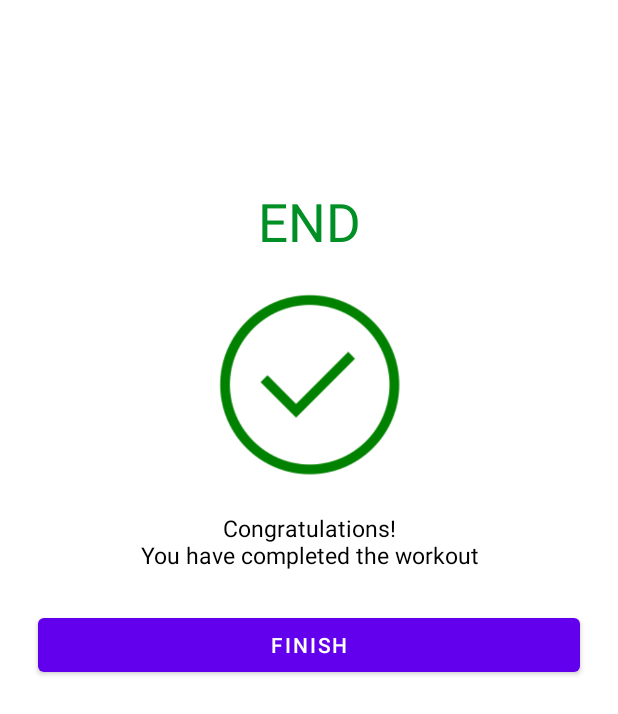
After one commit to AdiAr11/7MinutesWorkout, an Android app: the FinishActivity screen opened directly, with no data from a screen before it, on a phone screen of 412 x 824 dp. The commit adds this screen. Shown: the top 714 px of the screen. Run offline under Robolectric (Android 15) with nearby library versions, the phone set to English and light mode, and no system bars.

Commit message:
Finish Activity added

```diff
--- a/app/src/main/java/com/example/a7minutesworkout/ExerciseActivity.kt
+++ b/app/src/main/java/com/example/a7minutesworkout/ExerciseActivity.kt
@@ -1,5 +1,6 @@
 package com.example.a7minutesworkout
 
+import android.content.Intent
 import android.media.MediaPlayer
 import android.net.Uri
 import android.os.Bundle
@@ -143,7 +144,13 @@ class ExerciseActivity : AppCompatActivity(), TextToSpeech.OnInitListener {
                 exerciseList!![currentExerciseNumber].setIsSelected(false)
                 exerciseList!![currentExerciseNumber].setIsCompleted(true)
                 adapter?.notifyDataSetChanged()
-                setUpRestTimer()
+                if (currentExerciseNumber == exerciseList?.size!! - 1){
+                    finish()
+                    val intent = Intent(this@ExerciseActivity, FinishActivity::class.java)
+                    startActivity(intent)
+                }
+                else
+                    setUpRestTimer()
             }
         }.start()
     }
--- /dev/null
+++ b/app/src/main/java/com/example/a7minutesworkout/FinishActivity.kt
@@ -0,0 +1,16 @@
+package com.example.a7minutesworkout
+
+import androidx.appcompat.app.AppCompatActivity
+import android.os.Bundle
+import android.widget.Button
+
+class FinishActivity : AppCompatActivity() {
+    override fun onCreate(savedInstanceState: Bundle?) {
+        super.onCreate(savedInstanceState)
+        setContentView(R.layout.activity_finish)
+        val finishButton = findViewById<Button>(R.id.finishButton)
+        finishButton.setOnClickListener {
+            finish()
+        }
+    }
+}
--- /dev/null
+++ b/app/src/main/res/layout/activity_finish.xml
@@ -0,0 +1,57 @@
+<?xml version="1.0" encoding="utf-8"?>
+<androidx.constraintlayout.widget.ConstraintLayout xmlns:android="http://schemas.android.com/apk/res/android"
+    xmlns:app="http://schemas.android.com/apk/res-auto"
+    xmlns:tools="http://schemas.android.com/tools"
+    android:layout_width="match_parent"
+    android:layout_height="match_parent"
+    tools:context=".FinishActivity">
+
+    <TextView
+        android:id="@+id/textView2"
+        android:layout_width="match_parent"
+        android:layout_height="wrap_content"
+        android:layout_marginTop="124dp"
+        android:gravity="center"
+        android:text="END"
+        android:textSize="35sp"
+        android:textColor="@color/color_accent"
+        app:layout_constraintEnd_toEndOf="parent"
+        app:layout_constraintStart_toStartOf="parent"
+        app:layout_constraintTop_toTopOf="parent" />
+
+    <ImageView
+        android:id="@+id/imageView"
+        android:layout_width="150dp"
+        android:layout_height="150dp"
+        android:src="@drawable/ic_exercise_finish"
+        android:layout_marginTop="10dp"
+        app:layout_constraintEnd_toEndOf="parent"
+        app:layout_constraintStart_toStartOf="parent"
+        app:layout_constraintTop_toBottomOf="@+id/textView2" />
+
+    <TextView
+        android:id="@+id/textView3"
+        android:layout_width="match_parent"
+        android:layout_height="wrap_content"
+        android:layout_marginTop="10dp"
+        android:gravity="center"
+        android:text="@string/congratulations"
+        android:textColor="@color/black"
+        android:textSize="15sp"
+        app:layout_constraintEnd_toEndOf="parent"
+        app:layout_constraintStart_toStartOf="parent"
+        app:layout_constraintTop_toBottomOf="@id/imageView" />
+
+    <Button
+        android:id="@+id/finishButton"
+        android:layout_width="match_parent"
+        android:layout_height="wrap_content"
+        android:text="Finish"
+        android:layout_margin="25dp"
+        app:layout_constraintStart_toStartOf="parent"
+        app:layout_constraintEnd_toEndOf="parent"
+        app:layout_constraintTop_toBottomOf="@+id/textView3" />
+
+
+
+</androidx.constraintlayout.widget.ConstraintLayout>
--- a/app/src/main/res/values/strings.xml
+++ b/app/src/main/res/values/strings.xml
@@ -2,4 +2,5 @@
     <string name="app_name">7MinutesWorkout</string>
     <string name="start">START</string>
     <string name="get_ready_for">GET READY FOR</string>
+    <string name="congratulations">Congratulations!\nYou have completed the workout</string>
 </resources>
```
Also changed, not shown: app/src/main/res/drawable-v24/ic_exercise_finish.png (added), gradle/wrapper/gradle-wrapper.properties.
